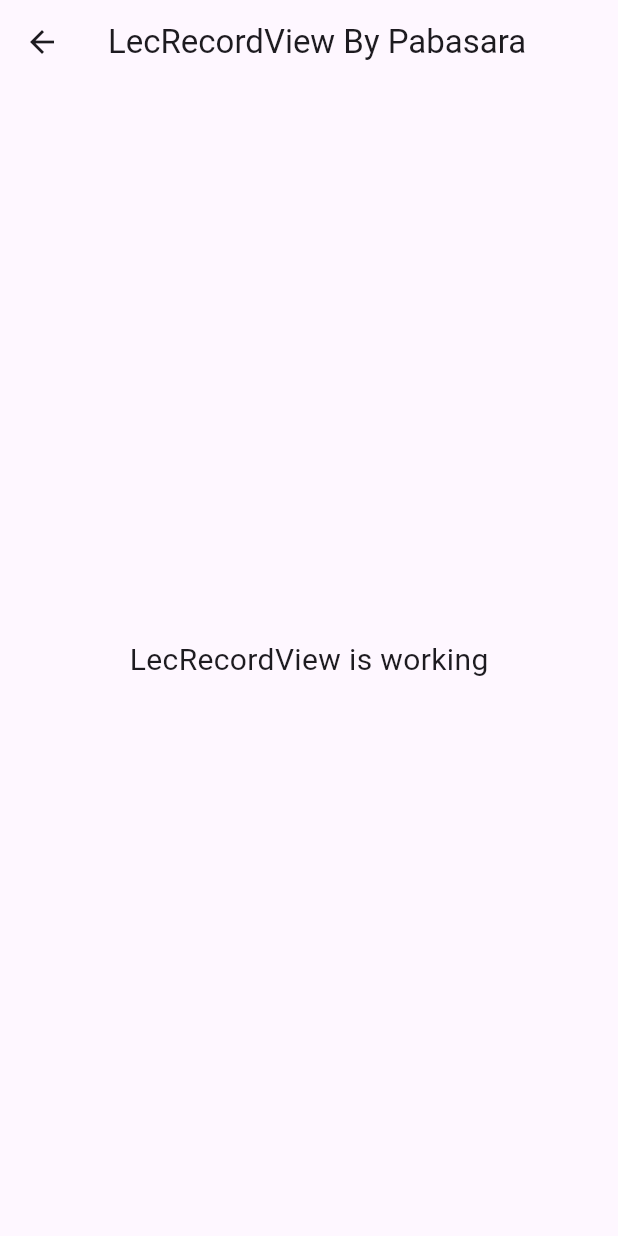
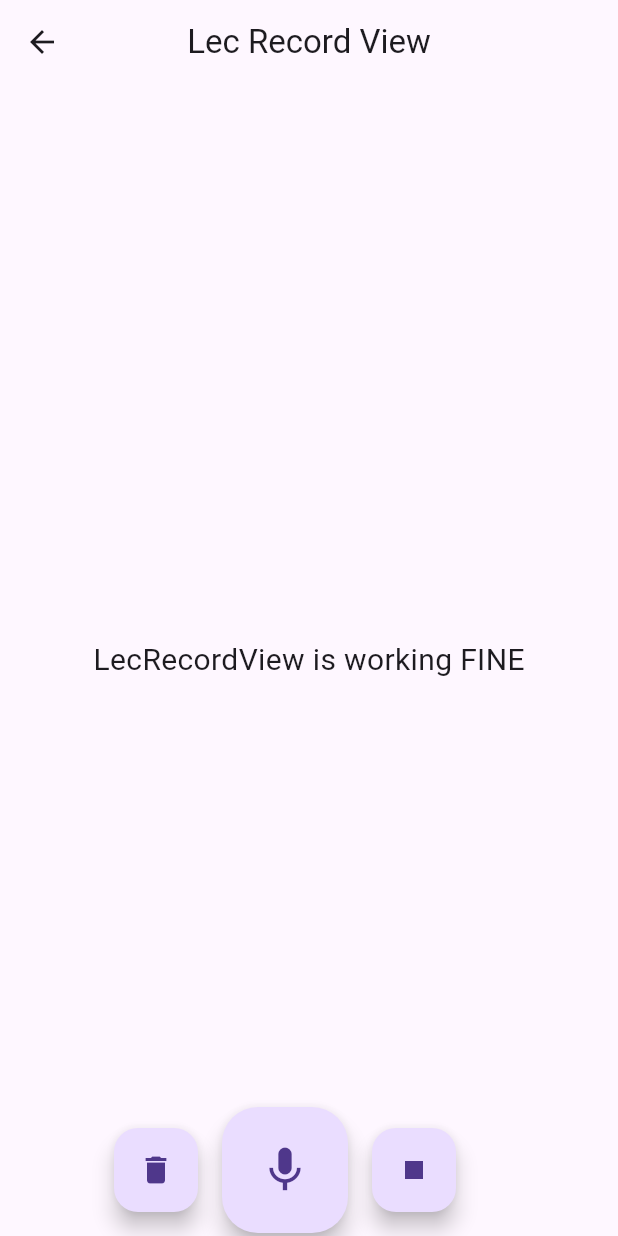
Before and after one commit to Nimsara2001/voicense_frontend, a Flutter app: the LecRecordView screen opened by its route, on a phone screen of 412 x 824 dp. Run offline on Flutter 3.47's test engine with Material 3 defaults, Android fonts, the phone set to English and light mode, and no system bars; our stand-ins replace device_preview, get; missing offline and left inert: flutter_sound.

Commit message:
updated(recordview,recordcontroller,recordbindings,pubsec.yaml,androidmanifest.xml)

```diff
--- a/lib/app/modules/lec_record/bindings/lec_record_binding.dart
+++ b/lib/app/modules/lec_record/bindings/lec_record_binding.dart
@@ -6,7 +6,7 @@ class LecRecordBinding extends Bindings {
   @override
   void dependencies() {
     Get.lazyPut<LecRecordController>(
-      () => LecRecordController(),
+          () => LecRecordController(),
     );
   }
 }
--- a/lib/app/modules/lec_record/views/lec_record_view.dart
+++ b/lib/app/modules/lec_record/views/lec_record_view.dart
@@ -1,7 +1,5 @@
 import 'package:flutter/material.dart';
-
 import 'package:get/get.dart';
-
 import '../controllers/lec_record_controller.dart';
 
 class LecRecordView extends GetView<LecRecordController> {
@@ -9,13 +7,59 @@ class LecRecordView extends GetView<LecRecordController> {
   Widget build(BuildContext context) {
     return Scaffold(
       appBar: AppBar(
-        title: Text('LecRecordView By Pabasara'),
+        title: const Text('Lec Record View'),
         centerTitle: true,
       ),
-      body: Center(
+      body: const Center(
         child: Text(
-          'LecRecordView is working',
+          'LecRecordView is working FINE',
           style: TextStyle(fontSize: 20),
+        ),
+      ),
+      floatingActionButton: Row(
+        mainAxisAlignment: MainAxisAlignment.center,
+        children: <Widget>[
+          // Delete button
+          FloatingActionButton(
+            onPressed: () {
+              // Add your onPressed code here for delete button
+            },
+            child: const Icon(Icons.delete),
+          ),
+          const SizedBox(width: 30), // Adjust the distance between buttons
+          // Record/Pause button
+          RecordPauseButton(),
+          const SizedBox(width: 30), // Adjust the distance between buttons
+          // Stop button
+          FloatingActionButton(
+            onPressed: () {
+              controller.stopRecording();
+            },
+            child: const Icon(Icons.stop),
+          ),
+        ],
+      ),
+    );
+  }
+}
+
+class RecordPauseButton extends StatelessWidget {
+  @override
+  Widget build(BuildContext context) {
+    final LecRecordController controller = Get.find<LecRecordController>();
+
+    return Obx(
+          () => Transform.scale(
+        scale: 1.5,
+        child: FloatingActionButton(
+          onPressed: () {
+            if (controller.isRecording.value) {
+              controller.stopRecording();
+            } else {
+              controller.startRecording('/sdcard/Download/temp.wav');
+            }
+          },
+          child: Icon(controller.isRecording.value ? Icons.pause : Icons.mic),
         ),
       ),
     );
--- a/lib/app/routes/app_pages.dart
+++ b/lib/app/routes/app_pages.dart
@@ -26,7 +26,7 @@ part 'app_routes.dart';
 class AppPages {
   AppPages._();
 
-  static const INITIAL = Routes.LEC_HOME;
+  static const INITIAL = Routes.LEC_RECORD;
 
   static final routes = [
     GetPage(
--- a/pubspec.yaml
+++ b/pubspec.yaml
@@ -10,11 +10,16 @@ dependencies:
   get: 4.6.6
   flutter:
     sdk: flutter
+  flutter_sound: ^8.1.9 #added by Pabasara for recorder
+  assets_audio_player: ^3.0.3+3  #added by Pabasara for recorder
+  permission_handler: ^11.3.0 #added for permissions required by recording . Note I changed Android MAnifext.xml too
+
 
 dev_dependencies:
   flutter_lints: ^3.0.0
   flutter_test:
     sdk: flutter
+  device_preview: ^1.1.0
 
 flutter:
   uses-material-design: true
```
Also changed, not shown: lib/app/modules/lec_record/controllers/lec_record_controller.dart (+37 -8 lines), lib/main.dart (+7 -6 lines), pubspec.lock, 9 other files.
